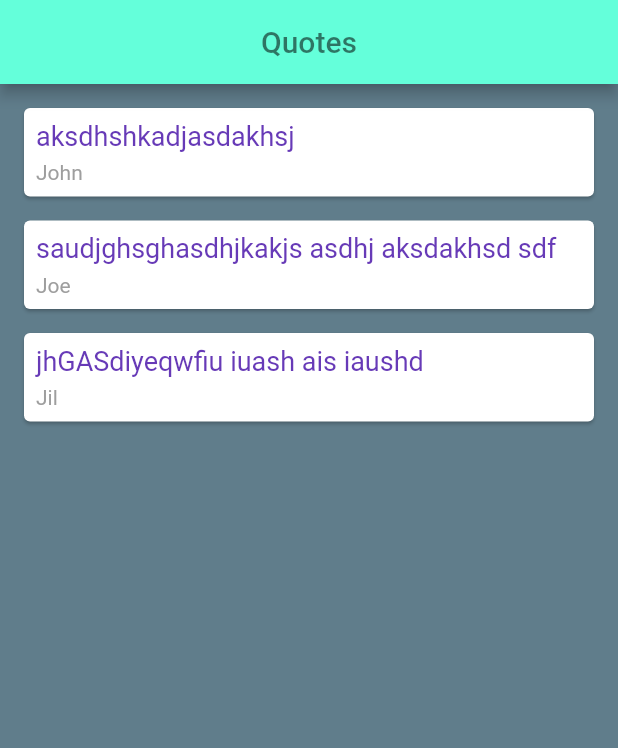
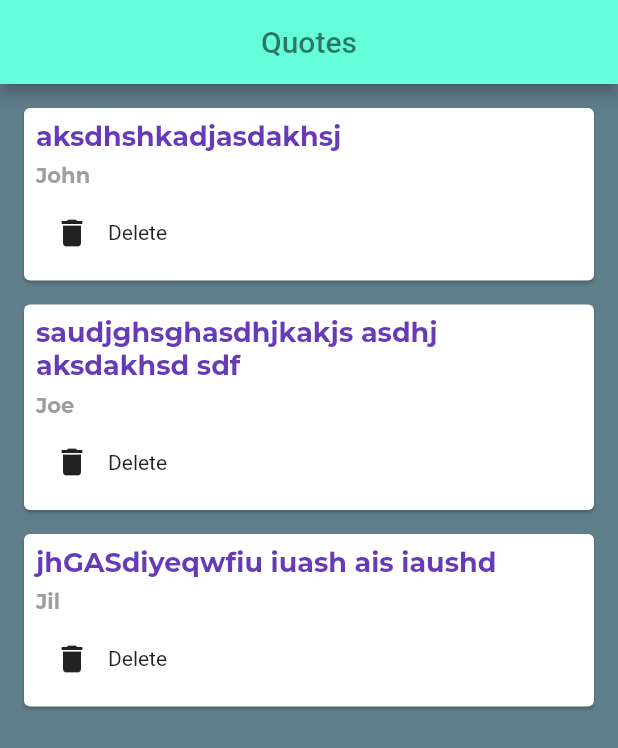
Before and after one commit to bat-guy/Flutter-Sample, a Flutter app: the screen it shows after launch, on a phone screen of 412 x 824 dp. Shown: the top 748 px of the screen. Run offline on Flutter 3.47's test engine with Material 2 defaults, Android fonts, the phone set to English and light mode, and no system bars.

Commit message:
-Functions and callbacks

```diff
--- a/lib/main.dart
+++ b/lib/main.dart
@@ -1,5 +1,6 @@
 import 'package:flutter/material.dart';
 import 'quote.dart';
+import 'quote_card.dart';
 
 void main() => runApp(MaterialApp(home: ListWidget()));
 
@@ -17,29 +18,6 @@ class _ListWidgetState extends State<ListWidget> {
     Quotes(quote: 'jhGASdiyeqwfiu iuash ais iaushd ', author: 'Jil')
   ];
 
-  Widget quoteTemplate(quote) {
-    return Card(
-      margin: EdgeInsets.fromLTRB(16, 16, 16, 0),
-      child: Padding(
-        padding: const EdgeInsets.all(8.0),
-        child: Column(
-          crossAxisAlignment: CrossAxisAlignment.stretch,
-          children: [
-            Text(
-              quote.quote,
-              style: TextStyle(fontSize: 18, color: Colors.deepPurple),
-            ),
-            SizedBox(height: 6),
-            Text(
-              quote.author,
-              style: TextStyle(fontSize: 14, color: Colors.grey),
-            ),
-          ],
-        ),
-      ),
-    );
-  }
-
   @override
   Widget build(BuildContext context) {
     return Scaffold(
@@ -53,7 +31,15 @@ class _ListWidgetState extends State<ListWidget> {
         backgroundColor: Colors.tealAccent,
       ),
       body: Column(
-        children: quotes.map((e) => quoteTemplate(e)).toList(),
+        children: quotes
+            .map((e) => QuoteCard(
+                quote: e,
+                delete: () {
+                  setState(() {
+                    quotes.remove(e);
+                  });
+                }))
+            .toList(),
       ),
     );
   }
--- /dev/null
+++ b/lib/quote_card.dart
@@ -0,0 +1,51 @@
+import 'package:flutter/material.dart';
+import 'quote.dart';
+
+class QuoteCard extends StatelessWidget {
+  final Quotes quote;
+  final VoidCallback delete;
+
+  QuoteCard({required this.quote, required this.delete});
+
+  @override
+  Widget build(BuildContext context) {
+    return Card(
+      margin: EdgeInsets.fromLTRB(16, 16, 16, 0),
+      child: Padding(
+        padding: const EdgeInsets.all(8.0),
+        child: Column(
+          crossAxisAlignment: CrossAxisAlignment.stretch,
+          children: [
+            Text(
+              quote.quote,
+              style: const TextStyle(
+                  fontSize: 18,
+                  fontWeight: FontWeight.bold,
+                  color: Colors.deepPurple,
+                  fontFamily: 'Montserrat'),
+            ),
+            SizedBox(height: 6),
+            Text(
+              quote.author,
+              style: const TextStyle(
+                  fontWeight: FontWeight.bold,
+                  fontSize: 14,
+                  color: Colors.grey,
+                  fontFamily: 'Montserrat'),
+            ),
+            SizedBox(height: 6),
+            Row(
+              children: [
+                IconButton(
+                  onPressed: delete,
+                  icon: const Icon(Icons.delete),
+                ),
+                Text('Delete')
+              ],
+            )
+          ],
+        ),
+      ),
+    );
+  }
+}
```
